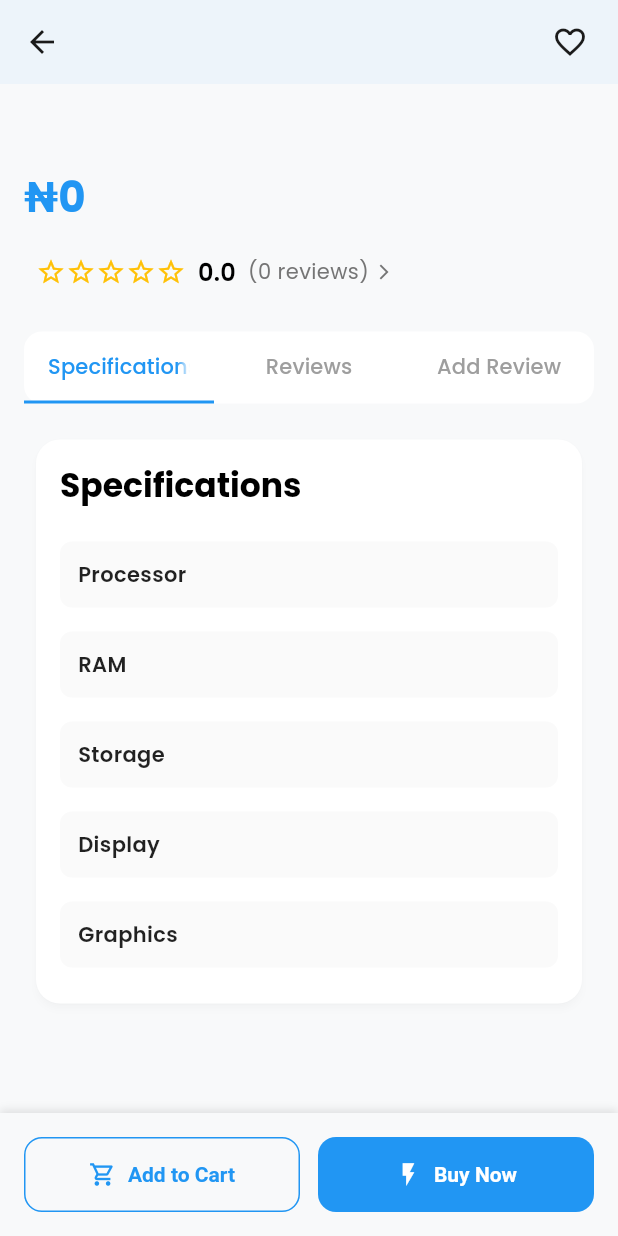
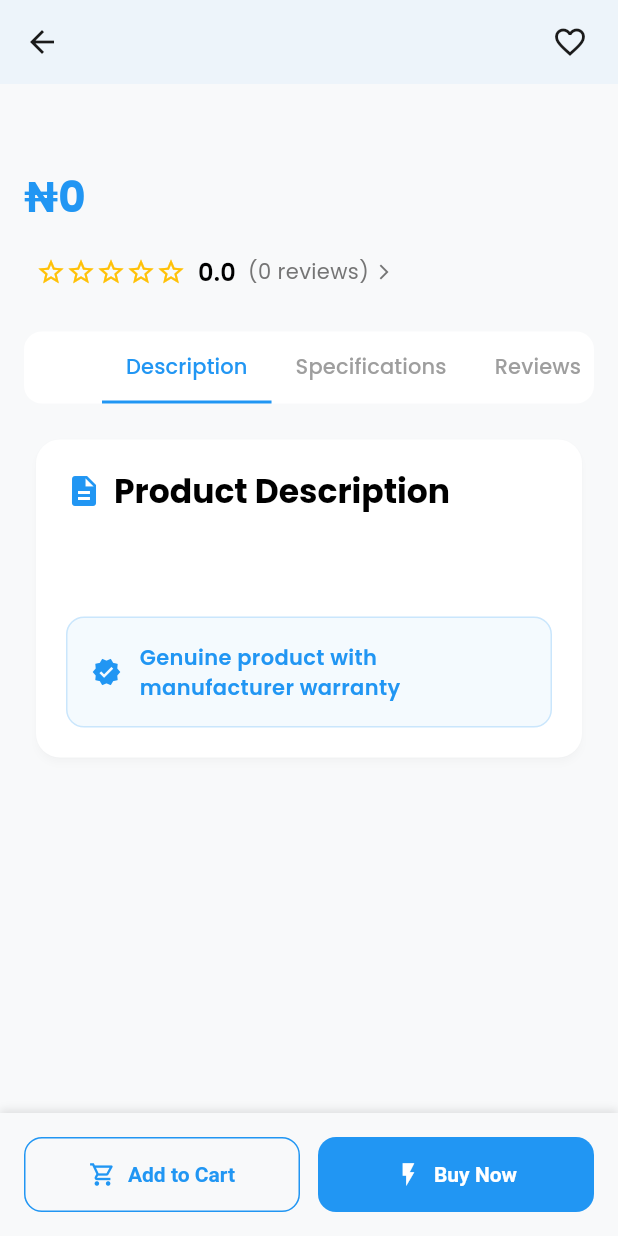
Before and after one commit to HabeebEttu/laptop_harbour, a Flutter app: the ProductDetailsPage screen opened directly with empty values, scrolled down 250 dp, on a phone screen of 412 x 824 dp. Run offline on Flutter 3.47's test engine with Material 3 defaults, Android fonts, the phone set to English and light mode, and no system bars; our stand-ins replace cloud_firestore, firebase_auth, firebase_core, firebase_messaging, flutter_dotenv, flutter_local_notifications and 5 more; missing offline and left inert: mailer; accounts and stored records are empty; network calls fail.

Commit message:
added a description field to the and added better comments

```diff
--- a/lib/pages/admin/laptop_management.dart
+++ b/lib/pages/admin/laptop_management.dart
@@ -845,7 +845,7 @@ class _LaptopManagementPageState extends State<LaptopManagementPage>
         border: Border.all(
           color: isDestructive
               ? Theme.of(context).colorScheme.error.withOpacity(0.2)
-              : Theme.of(context).primaryColor.withOpacity(0.2),
+              : Colors.blueAccent.withOpacity(0.2),
         ),
       ),
       child: IconButton(
@@ -853,7 +853,7 @@ class _LaptopManagementPageState extends State<LaptopManagementPage>
         onPressed: _isDeleting ? null : onPressed,
         color: isDestructive
             ? Theme.of(context).colorScheme.error
-            : Theme.of(context).primaryColor,
+            : Colors.blueAccent,
         padding: EdgeInsets.zero,
       ),
     );
--- a/lib/pages/laptop_details_page.dart
+++ b/lib/pages/laptop_details_page.dart
@@ -41,7 +41,10 @@ class _ProductDetailsPageState extends State<ProductDetailsPage>
   @override
   void initState() {
     super.initState();
-    _tabController = TabController(length: 3, vsync: this);
+    _tabController = TabController(
+      length: 4,
+      vsync: this,
+    ); // Changed from 3 to 4 tabs
   }
 
   @override
@@ -132,6 +135,8 @@ class _ProductDetailsPageState extends State<ProductDetailsPage>
               child: Column(
                 children: [
                   _buildProductImage(height: 400),
+                  const SizedBox(height: 32),
+                  _buildDescriptionSection(),
                   const SizedBox(height: 32),
                   _buildSpecsSection(),
                 ],
@@ -261,7 +266,7 @@ class _ProductDetailsPageState extends State<ProductDetailsPage>
             decimalDigits: 0,
           ).format(widget.laptop.price),
           style: theme.textTheme.headlineMedium?.copyWith(
-            color:isDarkMode ?Colors.grey[200]: theme.primaryColor,
+            color: isDarkMode ? Colors.grey[200] : theme.primaryColor,
             fontWeight: FontWeight.bold,
           ),
         ),
@@ -301,7 +306,9 @@ class _ProductDetailsPageState extends State<ProductDetailsPage>
                       return Text(
                         '(0 reviews)',
                         style: TextStyle(
-                          color: isDarkMode? Colors.grey[400] : Colors.grey[600],
+                          color: isDarkMode
+                              ? Colors.grey[400]
+                              : Colors.grey[600],
                         ),
                       );
                     }
@@ -327,6 +334,50 @@ class _ProductDetailsPageState extends State<ProductDetailsPage>
     );
   }
 
+  Widget _buildDescriptionSection() {
+    final theme = Theme.of(context);
+    final isDarkMode = theme.brightness == Brightness.dark;
+
+    final description = widget.laptop.description;
+
+    return Card(
+      elevation: isDarkMode ? 4 : 2,
+      color: isDarkMode ? theme.cardColor : null,
+      shape: RoundedRectangleBorder(borderRadius: BorderRadius.circular(12)),
+      child: Padding(
+        padding: const EdgeInsets.all(20),
+        child: Column(
+          crossAxisAlignment: CrossAxisAlignment.start,
+          mainAxisSize: MainAxisSize.min,
+          children: [
+            Row(
+              children: [
+                Icon(Icons.description, color: theme.primaryColor, size: 24),
+                const SizedBox(width: 8),
+                Text(
+                  'Description',
+                  style: theme.textTheme.titleLarge?.copyWith(
+                    fontWeight: FontWeight.bold,
+                    color: isDarkMode ? Colors.white : Colors.black,
+                  ),
+                ),
+              ],
+            ),
+            const SizedBox(height: 16),
+            Text(
+              description,
+              style: TextStyle(
+                fontSize: 16,
+                height: 1.6,
+                color: isDarkMode ? Colors.grey[200] : Colors.black87,
+              ),
+            ),
+          ],
+        ),
+      ),
+    );
+  }
+
   Widget _buildTabSection(AuthProvider authProvider) {
     final theme = Theme.of(context);
     final isDarkMode = theme.brightness == Brightness.dark;
@@ -341,13 +392,16 @@ class _ProductDetailsPageState extends State<ProductDetailsPage>
             ),
             child: TabBar(
               controller: _tabController,
-              labelColor: isDarkMode?Colors.grey[50]:theme.primaryColor,
+              labelColor: isDarkMode ? Colors.grey[50] : theme.primaryColor,
               unselectedLabelColor: isDarkMode ? Colors.grey[400] : Colors.grey,
               indicatorColor: theme.primaryColor,
               indicatorSize: TabBarIndicatorSize.tab,
               dividerColor: Colors.transparent,
+              isScrollable:
+                  true, // Make tabs scrollable to handle 4 tabs better
               tabs: const [
-                Tab(text: 'Specifications',),
+                Tab(text: 'Description'),
+                Tab(text: 'Specifications'),
                 Tab(text: 'Reviews'),
                 Tab(text: 'Add Review'),
               ],
@@ -357,6 +411,7 @@ class _ProductDetailsPageState extends State<ProductDetailsPage>
             child: TabBarView(
               controller: _tabController,
               children: [
+                _buildDescriptionTab(),
                 _buildSpecsSection(),
                 _buildReviewsSection(authProvider),
                 _buildAddReviewSection(authProvider),
@@ -364,6 +419,83 @@ class _ProductDetailsPageState extends State<ProductDetailsPage>
             ),
           ),
         ],
+      ),
+    );
+  }
+
+  Widget _buildDescriptionTab() {
+    final theme = Theme.of(context);
+    final isDarkMode = theme.brightness == Brightness.dark;
+
+    // Use a fallback description if the laptop model doesn't have a description property
+    final description =
+        widget.laptop.description ??
+        'Experience premium performance and reliability with this exceptional laptop. Featuring cutting-edge technology and sleek design, it\'s perfect for both work and entertainment. Built with high-quality materials and attention to detail, this laptop delivers outstanding value and performance for users who demand the best.';
+
+    return SingleChildScrollView(
+      padding: const EdgeInsets.only(top: 16),
+      child: Card(
+        elevation: isDarkMode ? 4 : 2,
+        color: isDarkMode ? theme.cardColor : null,
+        child: Padding(
+          padding: const EdgeInsets.all(20),
+          child: Column(
+            crossAxisAlignment: CrossAxisAlignment.start,
+            children: [
+              Row(
+                children: [
+                  Icon(Icons.description, color: theme.primaryColor, size: 24),
+                  const SizedBox(width: 8),
+                  Text(
+                    'Product Description',
+                    style: theme.textTheme.titleLarge?.copyWith(
+                      fontWeight: FontWeight.bold,
+                      color: isDarkMode ? Colors.white : Colors.black,
+                    ),
+                  ),
+                ],
+              ),
+              const SizedBox(height: 20),
+              Text(
+                description,
+                style: TextStyle(
+                  fontSize: 16,
+                  height: 1.6,
+                  color: isDarkMode ? Colors.grey[200] : Colors.black87,
+                ),
+              ),
+              const SizedBox(height: 24),
+              Container(
+                padding: const EdgeInsets.all(16),
+                decoration: BoxDecoration(
+                  color: isDarkMode
+                      ? theme.primaryColor.withOpacity(0.1)
+                      : theme.primaryColor.withOpacity(0.05),
+                  borderRadius: BorderRadius.circular(12),
+                  border: Border.all(
+                    color: theme.primaryColor.withOpacity(0.2),
+                    width: 1,
+                  ),
+                ),
+                child: Row(
+                  children: [
+                    Icon(Icons.verified, color: theme.primaryColor, size: 20),
+                    const SizedBox(width: 12),
+                    Expanded(
+                      child: Text(
+                        'Genuine product with manufacturer warranty',
+                        style: TextStyle(
+                          color: theme.primaryColor,
+                          fontWeight: FontWeight.w600,
+                        ),
+                      ),
+                    ),
+                  ],
+                ),
+              ),
+            ],
+          ),
+        ),
       ),
     );
   }
@@ -382,12 +514,18 @@ class _ProductDetailsPageState extends State<ProductDetailsPage>
           child: Column(
             crossAxisAlignment: CrossAxisAlignment.start,
             children: [
-              Text(
-                'Specifications',
-                style: theme.textTheme.titleLarge?.copyWith(
-                  fontWeight: FontWeight.bold,
-                  color: isDarkMode ? Colors.white : Colors.black,
-                ),
+              Row(
+                children: [
+                  Icon(Icons.memory, color: theme.primaryColor, size: 24),
+                  const SizedBox(width: 8),
+                  Text(
+                    'Technical Specifications',
+                    style: theme.textTheme.titleLarge?.copyWith(
+                      fontWeight: FontWeight.bold,
+                      color: isDarkMode ? Colors.white : Colors.black,
+                    ),
+                  ),
+                ],
               ),
               const SizedBox(height: 16),
               _buildSpecRow('Processor', widget.laptop.specs.processor),
@@ -857,9 +995,7 @@ class _ProductDetailsPageState extends State<ProductDetailsPage>
 
     Navigator.push(
       context,
-      MaterialPageRoute(
-        builder: (context) => CheckoutPage(cart: tempCart),
-      ),
+      MaterialPageRoute(builder: (context) => CheckoutPage(cart: tempCart)),
     );
   }
 
--- a/lib/pages/profile_page.dart
+++ b/lib/pages/profile_page.dart
@@ -80,7 +80,10 @@ class _ProfilePageState extends State<ProfilePage>
 
       final picker = ImagePicker();
       final userProvider = Provider.of<UserProvider>(context, listen: false);
-
+      if (userProvider.userProfile == null) {
+        if(mounted)_showErrorSnackBar('SignIn to change Profile picture');
+        return;
+      }
       try {
         final pickedFile = await picker.pickImage(
           source: result,
--- a/lib/providers/cart_provider.dart
+++ b/lib/providers/cart_provider.dart
@@ -8,7 +8,7 @@ class CartProvider with ChangeNotifier {
   final CartService _cartService = CartService();
   Cart? _cart;
   AuthProvider _authProvider;
-  bool _isLoading = false; // Add a loading state
+  bool _isLoading = false; // Adding a loading state
 
   Cart? get cart => _cart;
   bool get isLoading => _isLoading; // Getter for the loading state
@@ -21,13 +21,13 @@ class CartProvider with ChangeNotifier {
   // New method to handle auth state changes and cart fetching
   void _onAuthStateChanged() async {
     final userId = _authProvider.user?.uid;
-    // Call the new refresh method to handle fetching and loading state
+    // Calling the new refresh method to handle fetching and loading state
     await refreshCart(userId);
   }
 
-  // New refreshCart method
+  //  refreshCart method
   Future<void> refreshCart(String? userId) async {
-    // Check if the user ID is null (e.g., guest user)
+
     if (userId == null) {
       _cart = Cart(userId: 'guest', items: []);
       notifyListeners();
@@ -35,7 +35,7 @@ class CartProvider with ChangeNotifier {
     }
 
     try {
-      // Set loading to true and notify listeners to show a loading indicator
+      // Setting loading to true and notify listeners to show a loading indicator
       _isLoading = true;
       notifyListeners();
 
```
Also changed, not shown: lib/components/cart_item_card.dart (+4 -4 lines), lib/components/change_password_form.dart (+13 -13 lines).
